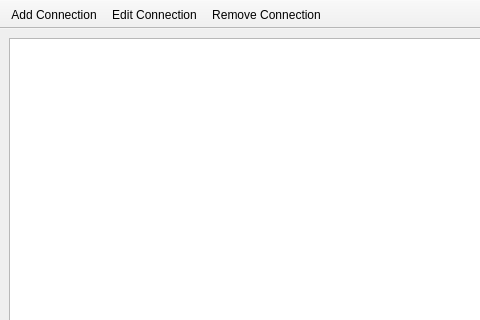
Above: gui/main_window.ui from napperley/OpenVPN_Tunneler before the change; both pictures show x 0 to 480 and y 0 to 320 of the 800 by 600 pixel window. Below: the same form after it.
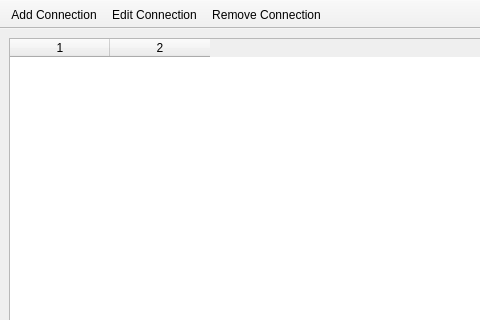
That is the form after the change.

What changed in the file:
```diff
--- a/gui/main_window.ui
+++ b/gui/main_window.ui
@@ -17,13 +17,27 @@
    <property name="statusTip">
     <string/>
    </property>
-   <layout class="QGridLayout" name="gridLayout">
-    <item row="0" column="0">
-     <layout class="QGridLayout" name="gridLayout_2">
-      <item row="0" column="0">
-       <widget class="QTableWidget" name="tableWidget"/>
-      </item>
-     </layout>
+   <layout class="QVBoxLayout" name="main_layout">
+    <item>
+     <widget class="QTableWidget" name="connections_tbl">
+      <property name="editTriggers">
+       <set>QAbstractItemView::NoEditTriggers</set>
+      </property>
+      <property name="selectionMode">
+       <enum>QAbstractItemView::SingleSelection</enum>
+      </property>
+      <property name="selectionBehavior">
+       <enum>QAbstractItemView::SelectRows</enum>
+      </property>
+      <property name="sortingEnabled">
+       <bool>true</bool>
+      </property>
+      <property name="columnCount">
+       <number>2</number>
+      </property>
+      <column/>
+      <column/>
+     </widget>
     </item>
    </layout>
   </widget>
```
Left out of the diff: 12 changed lines with no effect on the pictures.
